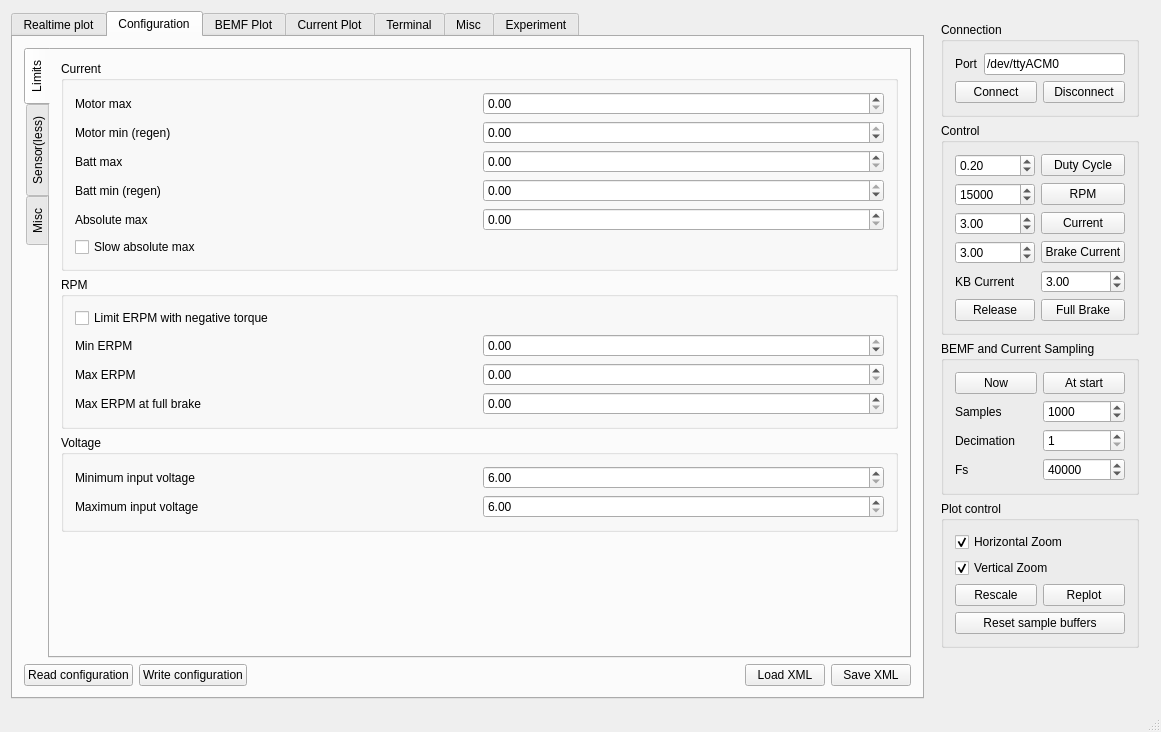
The window that mainwindow.ui (vedderb/bldc-tool) describes before a commit, drawn with Qt 5.
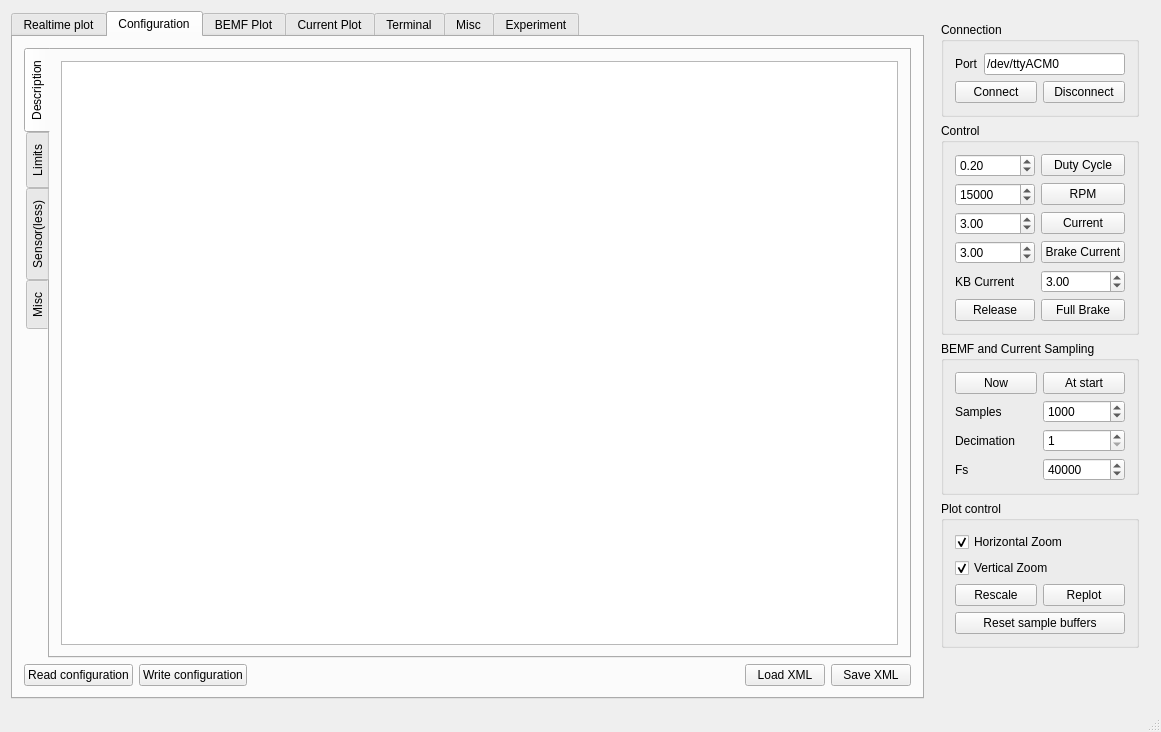
The same window after the commit. The open tabs and pages were chosen to show the change. Custom widgets are drawn as their Qt base class.

What changed in the file:
```diff
--- a/mainwindow.ui
+++ b/mainwindow.ui
@@ -104,6 +104,16 @@
             <property name="currentIndex">
              <number>0</number>
             </property>
+            <widget class="QWidget" name="tab_4">
+             <attribute name="title">
+              <string>Description</string>
+             </attribute>
+             <layout class="QVBoxLayout" name="verticalLayout_25">
+              <item>
+               <widget class="QPlainTextEdit" name="mcconfDescEdit"/>
+              </item>
+             </layout>
+            </widget>
             <widget class="QWidget" name="tab_12">
              <attribute name="title">
               <string>Limits</string>
```
